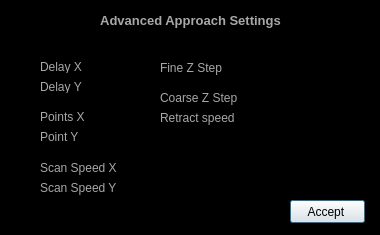
Qt form Scanner GUI/ApproachModule/advancedApproachSettings.ui (afylab/nanoSQUID-Scanning-Software) before a commit.
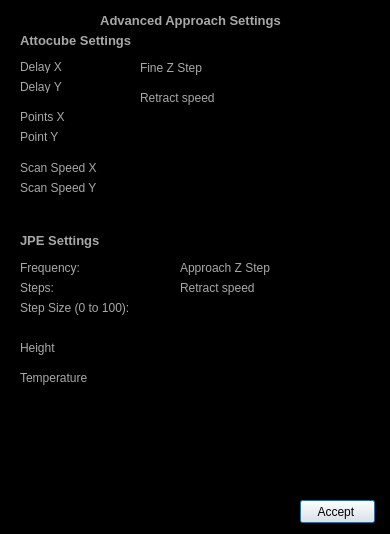
The same form after that commit.

Commit message:
LabRAD, TF, and Approach
Start of GUI rework on LabRAD connect module. TF module data vault saving bug fix. Approach module progress, still got work to do.

Diff of the .ui file:
```diff
--- a/Scanner GUI/ApproachModule/advancedApproachSettings.ui
+++ b/Scanner GUI/ApproachModule/advancedApproachSettings.ui
@@ -6,8 +6,8 @@
    <rect>
     <x>0</x>
     <y>0</y>
-    <width>380</width>
-    <height>235</height>
+    <width>390</width>
+    <height>534</height>
    </rect>
   </property>
   <property name="sizePolicy">
@@ -18,14 +18,14 @@
   </property>
   <property name="minimumSize">
    <size>
-    <width>380</width>
+    <width>390</width>
     <height>235</height>
    </size>
   </property>
   <property name="maximumSize">
    <size>
-    <width>380</width>
-    <height>235</height>
+    <width>390</width>
+    <height>700</height>
    </size>
   </property>
   <property name="windowTitle">
@@ -69,8 +69,8 @@
   <widget class="QPushButton" name="pushButton">
    <property name="geometry">
     <rect>
-     <x>290</x>
-     <y>200</y>
+     <x>300</x>
+     <y>500</y>
      <width>75</width>
      <height>23</height>
     </rect>
@@ -82,7 +82,7 @@
   <widget class="QLabel" name="label">
    <property name="geometry">
     <rect>
-     <x>40</x>
+     <x>20</x>
      <y>60</y>
      <width>47</width>
      <height>13</height>
@@ -95,7 +95,7 @@
   <widget class="QLabel" name="label_2">
    <property name="geometry">
     <rect>
-     <x>40</x>
+     <x>20</x>
      <y>110</y>
      <width>47</width>
      <height>13</height>
@@ -108,7 +108,7 @@
   <widget class="QLabel" name="label_3">
    <property name="geometry">
     <rect>
-     <x>40</x>
+     <x>20</x>
      <y>80</y>
      <width>47</width>
      <height>13</height>
@@ -121,7 +121,7 @@
   <widget class="QLabel" name="label_4">
    <property name="geometry">
     <rect>
-     <x>40</x>
+     <x>20</x>
      <y>130</y>
      <width>47</width>
      <height>13</height>
@@ -134,7 +134,7 @@
   <widget class="QLabel" name="label_5">
    <property name="geometry">
     <rect>
-     <x>160</x>
+     <x>140</x>
      <y>60</y>
      <width>81</width>
      <height>16</height>
@@ -147,21 +147,21 @@
   <widget class="QLabel" name="label_6">
    <property name="geometry">
     <rect>
-     <x>160</x>
-     <y>90</y>
+     <x>180</x>
+     <y>260</y>
      <width>101</width>
      <height>16</height>
     </rect>
    </property>
    <property name="text">
-    <string>Coarse Z Step</string>
+    <string>Approach Z Step</string>
    </property>
   </widget>
   <widget class="QLabel" name="label_7">
    <property name="geometry">
     <rect>
-     <x>160</x>
-     <y>110</y>
+     <x>180</x>
+     <y>280</y>
      <width>101</width>
      <height>16</height>
     </rect>
@@ -173,7 +173,7 @@
   <widget class="QLabel" name="label_8">
    <property name="geometry">
     <rect>
-     <x>40</x>
+     <x>20</x>
      <y>160</y>
      <width>111</width>
      <height>16</height>
@@ -186,7 +186,7 @@
   <widget class="QLabel" name="label_9">
    <property name="geometry">
     <rect>
-     <x>40</x>
+     <x>20</x>
      <y>180</y>
      <width>111</width>
      <height>16</height>
@@ -196,6 +196,140 @@
     <string>Scan Speed Y</string>
    </property>
   </widget>
+  <widget class="QLabel" name="label_title_4">
+   <property name="geometry">
+    <rect>
+     <x>20</x>
+     <y>30</y>
+     <width>311</width>
+     <height>20</height>
+    </rect>
+   </property>
+   <property name="font">
+    <font>
+     <pointsize>10</pointsize>
+     <weight>75</weight>
+     <bold>true</bold>
+    </font>
+   </property>
+   <property name="styleSheet">
+    <string notr="true">#label_title{
+color:rgb(168,168,168)
+}</string>
+   </property>
+   <property name="text">
+    <string>Attocube Settings</string>
+   </property>
+   <property name="alignment">
+    <set>Qt::AlignLeading|Qt::AlignLeft|Qt::AlignVCenter</set>
+   </property>
+  </widget>
+  <widget class="QLabel" name="label_title_5">
+   <property name="geometry">
+    <rect>
+     <x>20</x>
+     <y>230</y>
+     <width>311</width>
+     <height>20</height>
+    </rect>
+   </property>
+   <property name="font">
+    <font>
+     <pointsize>10</pointsize>
+     <weight>75</weight>
+     <bold>true</bold>
+    </font>
+   </property>
+   <property name="styleSheet">
+    <string notr="true">#label_title{
+color:rgb(168,168,168)
+}</string>
+   </property>
+   <property name="text">
+    <string>JPE Settings</string>
+   </property>
+   <property name="alignment">
+    <set>Qt::AlignLeading|Qt::AlignLeft|Qt::AlignVCenter</set>
+   </property>
+  </widget>
+  <widget class="QLabel" name="label_10">
+   <property name="geometry">
+    <rect>
+     <x>20</x>
+     <y>260</y>
+     <width>111</width>
+     <height>16</height>
+    </rect>
+   </property>
+   <property name="text">
+    <string>Frequency:</string>
+   </property>
+  </widget>
+  <widget class="QLabel" name="label_11">
+   <property name="geometry">
+    <rect>
+     <x>20</x>
+     <y>280</y>
+     <width>111</width>
+     <height>16</height>
+    </rect>
+   </property>
+   <property name="text">
+    <string>Steps:</string>
+   </property>
+  </widget>
+  <widget class="QLabel" name="label_12">
+   <property name="geometry">
+    <rect>
+     <x>20</x>
+     <y>300</y>
+     <width>111</width>
+     <height>16</height>
+    </rect>
+   </property>
+   <property name="text">
+    <string>Step Size (0 to 100):</string>
+   </property>
+  </widget>
+  <widget class="QLabel" name="label_13">
+   <property name="geometry">
+    <rect>
+     <x>20</x>
+     <y>340</y>
+     <width>111</width>
+     <height>16</height>
+    </rect>
+   </property>
+   <property name="text">
+    <string>Height</string>
+   </property>
+  </widget>
+  <widget class="QLabel" name="label_14">
+   <property name="geometry">
+    <rect>
+     <x>20</x>
+     <y>370</y>
+     <width>111</width>
+     <height>16</height>
+    </rect>
+   </property>
+   <property name="text">
+    <string>Temperature</string>
+   </property>
+  </widget>
+  <widget class="QLabel" name="label_15">
+   <property name="geometry">
+    <rect>
+     <x>140</x>
+     <y>90</y>
+     <width>101</width>
+     <height>16</height>
+    </rect>
+   </property>
+   <property name="text">
+    <string>Retract speed</string>
+   </property>
+  </widget>
  </widget>
  <tabstops>
   <tabstop>pushButton</tabstop>
```
The commit also changes 10 other files.
